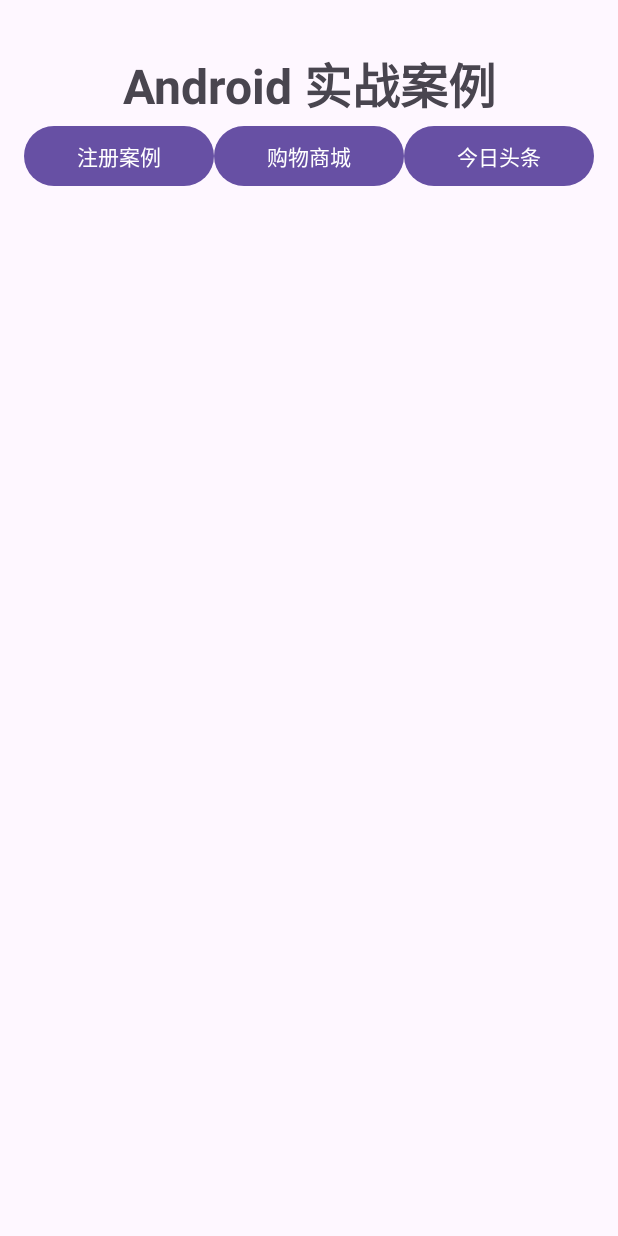
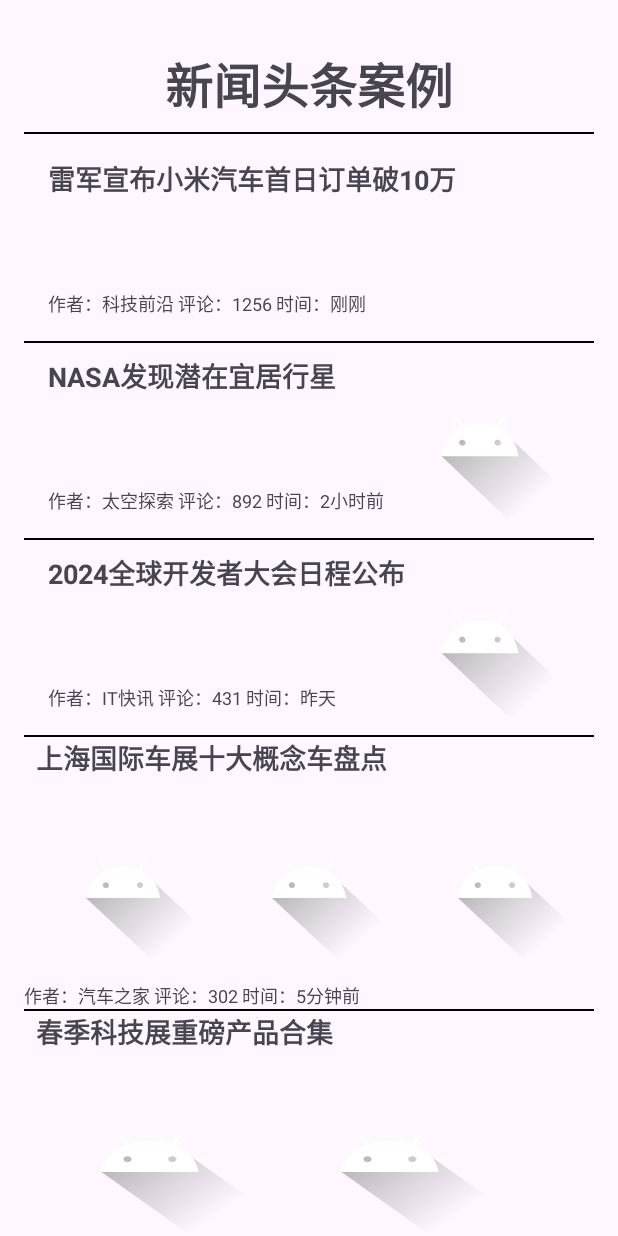
Before and after one commit to NOOB-P/Android_learning, an Android app: the screen it shows after launch (MainActivity before the commit, News after it), after a tap on "今日头条", on a phone screen of 412 x 824 dp. Run offline under Robolectric (Android 15) with nearby library versions, the phone set to English and light mode, and no system bars.

Commit message:
完成新闻展示案例（recyclerview的使用）

```diff
--- a/app/build.gradle.kts
+++ b/app/build.gradle.kts
@@ -57,5 +57,7 @@ dependencies {
     androidTestImplementation(platform(libs.compose.bom))
     androidTestImplementation(libs.ui.test.junit4)
     debugImplementation(libs.ui.tooling)
-    debugImplementation(libs.ui.test.manifest)
+    debugImplementation(libs.ui.test.manifest)   // 可选，如有 Material 组件需求
+    implementation("androidx.appcompat:appcompat:1.6.1")
+    implementation("androidx.recyclerview:recyclerview:1.3.2")
 }
--- a/app/src/main/AndroidManifest.xml
+++ b/app/src/main/AndroidManifest.xml
@@ -12,6 +12,9 @@
         android:supportsRtl="true"
         android:theme="@style/Theme.Android_leraning"
         tools:targetApi="31">
+        <activity
+            android:name=".News"
+            android:exported="false" />
         <activity
             android:name=".shop"
             android:exported="false" />
--- a/app/src/main/java/com/example/android_leraning/MainActivity.java
+++ b/app/src/main/java/com/example/android_leraning/MainActivity.java
@@ -37,7 +37,8 @@ public class MainActivity extends AppCompatActivity implements View.OnClickListe
             Intent intent = new Intent(this, shop.class);
             startActivity(intent);
         }else if(view.getId() == R.id.Btn_news){
-
+            Intent intent = new Intent(this, News.class);
+            startActivity(intent);
         }
     }
 }
--- /dev/null
+++ b/app/src/main/java/com/example/android_leraning/News.java
@@ -0,0 +1,182 @@
+package com.example.android_leraning;
+
+import android.annotation.SuppressLint;
+import android.content.Context;
+import android.os.Bundle;
+import android.util.Log;
+import android.view.LayoutInflater;
+import android.view.ViewGroup;
+import android.widget.ImageView;
+
+import androidx.annotation.NonNull;
+import androidx.appcompat.app.AppCompatActivity;
+import androidx.recyclerview.widget.LinearLayoutManager;
+import androidx.recyclerview.widget.RecyclerView;
+
+import com.example.android_leraning.databinding.ActivityNewsBinding;
+import com.example.android_leraning.databinding.NewItem1Binding;
+import com.example.android_leraning.databinding.NewItem2Binding;
+
+import java.util.ArrayList;
+import java.util.Arrays;
+import java.util.List;
+
+public class News extends AppCompatActivity {
+    class NewBean{
+        public String title; //标题
+        public String time; //时间
+        public int comment; //评论数
+        public String name; //用户名
+        public int type; //类型
+        public List<Integer> imgList; //图片列表
+        public NewBean(String title, String time, int comment, String name, int type,  List<Integer> imgList){
+            this.comment = comment;
+            this.imgList = imgList;
+            this.title = title;
+            this.time  = time;
+            this.name = name;
+            this.type = type;
+        }
+    }
+    ActivityNewsBinding binding;
+
+    @Override
+    protected void onCreate(Bundle savedInstanceState) {
+        super.onCreate(savedInstanceState);
+        binding = ActivityNewsBinding.inflate(getLayoutInflater());
+        setContentView(binding.getRoot());
+        List<NewBean> newsList = new ArrayList<>();
+
+        // 单图新闻 (type=1)
+        newsList.add(new NewBean("雷军宣布小米汽车首日订单破10万", "刚刚", 1256,
+                "科技前沿", 1, Arrays.asList()));
+
+        newsList.add(new NewBean("NASA发现潜在宜居行星", "2小时前", 892,
+                "太空探索", 1, Arrays.asList(R.drawable.ic_launcher_foreground)));
+
+        newsList.add(new NewBean("2024全球开发者大会日程公布", "昨天", 431,
+                "IT快讯", 1, Arrays.asList(R.drawable.ic_launcher_foreground)));
+
+        // 多图新闻 (type=2)
+        newsList.add(new NewBean("上海国际车展十大概念车盘点", "5分钟前", 302,
+                "汽车之家", 2, Arrays.asList(
+                R.drawable.ic_launcher_foreground,
+                R.drawable.ic_launcher_foreground,
+                R.drawable.ic_launcher_foreground)));
+
+        newsList.add(new NewBean("春季科技展重磅产品合集", "3小时前", 567,
+                "极客公园", 2, Arrays.asList(
+                R.drawable.ic_launcher_foreground,
+                R.drawable.ic_launcher_foreground)));
+
+        newsList.add(new NewBean("世界地球日公益宣传活动", "1天前", 178,
+                "环保在线", 2, Arrays.asList(
+                R.drawable.ic_launcher_foreground,
+                R.drawable.ic_launcher_foreground,
+                R.drawable.ic_launcher_foreground)));
+
+        // 更多混合数据...
+        newsList.add(new NewBean("人工智能伦理指南白皮书发布", "今天", 211,
+                "AI研究院", 1, Arrays.asList(R.drawable.ic_launcher_foreground)));
+
+        newsList.add(new NewBean("马拉松比赛精彩瞬间集锦", "4小时前", 89,
+                "体育周刊", 2, Arrays.asList(
+                R.drawable.ic_launcher_foreground,
+                R.drawable.ic_launcher_foreground,
+                R.drawable.ic_launcher_foreground)));
+
+        newsList.add(new NewBean("新研究发现咖啡可延长寿命", "昨天", 653,
+                "健康生活", 1, Arrays.asList(R.drawable.ic_launcher_foreground)));
+
+        newsList.add(new NewBean("五一假期旅游热门目的地", "30分钟前", 422,
+                "旅行家", 2, Arrays.asList(
+                R.drawable.ic_launcher_foreground,
+                R.drawable.ic_launcher_foreground,
+                R.drawable.ic_launcher_foreground)));
+
+        NewsAdapter newsAdapter = new NewsAdapter(this, newsList);
+        binding.recyclerNews.setLayoutManager(new LinearLayoutManager(this));
+        binding.recyclerNews.setAdapter(newsAdapter);
+    }
+
+    class NewsAdapter extends RecyclerView.Adapter<RecyclerView.ViewHolder> {
+        private List<NewBean> NewsList;
+        private Context context;
+        public NewsAdapter(Context context, List<NewBean> list){
+            this.context = context;
+            this.NewsList = list;
+        }
+        @NonNull
+        @Override
+        public RecyclerView.ViewHolder onCreateViewHolder(@NonNull ViewGroup parent, int viewType) {
+            LayoutInflater inflater = LayoutInflater.from(parent.getContext());
+            if(viewType == 1){
+                NewItem1Binding binding1 = NewItem1Binding.inflate(inflater, parent, false);
+                return new MyViewHolder1(binding1);
+            }else if(viewType == 2){
+                NewItem2Binding binding2 = NewItem2Binding.inflate(inflater, parent, false);
+                return new MyViewHolder2(binding2);
+            }else{
+                return null;
+            }
+        }
+
+        @Override
+        public void onBindViewHolder(@NonNull RecyclerView.ViewHolder holder, int position) {
+            NewBean item = NewsList.get(position);
+            if(item.type == 1){
+                ((MyViewHolder1)holder).bind(item);
+            }else if(item.type == 2){
+                ((MyViewHolder2)holder).bind(item);
+            }else{
+                Log.e("mieye", "Adapter:错误item");
+            }
+        }
+
+        @Override
+        public int getItemCount() {
+            return NewsList.size();
+        }
+
+        @Override
+        public int getItemViewType(int i){
+            return NewsList.get(i).type;
+        }
+
+        class MyViewHolder1 extends RecyclerView.ViewHolder{
+            NewItem1Binding binding;
+            public MyViewHolder1(@NonNull NewItem1Binding binding) {
+                super(binding.getRoot());
+                this.binding = binding;
+            }
+
+            @SuppressLint("SetTextI18n")
+            public void bind(NewBean item){
+                binding.txtNewsTitle.setText(item.title);
+                binding.txtNewsUser.setText("作者：" + item.name + " 评论：" + item.comment + " 时间：" + item.time);
+                if(item.imgList != null && !item.imgList.isEmpty()){
+                    binding.imageView.setBackgroundResource(item.imgList.get(0));
+                }
+
+            }
+        }
+
+        class MyViewHolder2 extends RecyclerView.ViewHolder{
+            NewItem2Binding binding;
+            public MyViewHolder2(@NonNull NewItem2Binding binding) {
+                super(binding.getRoot());
+                this.binding = binding;
+            }
+
+            @SuppressLint("SetTextI18n")
+            public void bind(NewBean item){
+                binding.txtNewsTitle.setText(item.title);
+                binding.txtNewsUser.setText("作者：" + item.name + " 评论：" + item.comment + " 时间：" + item.time);
+                ImageView[] viewlist = {binding.imageView1, binding.imageView2, binding.imageView3};
+                for(int i = 0; i < item.imgList.size();i++){
+                    viewlist[i].setBackgroundResource(item.imgList.get(i));
+                }
+            }
+        }
+    }
+}
--- a/app/src/main/java/com/example/android_leraning/shop.java
+++ b/app/src/main/java/com/example/android_leraning/shop.java
@@ -3,9 +3,12 @@ package com.example.android_leraning;
 import android.annotation.SuppressLint;
 import android.content.Context;
 import android.os.Bundle;
+import android.util.Log;
 import android.view.View;
 import android.view.ViewGroup;
+import android.widget.AdapterView;
 import android.widget.BaseAdapter;
+import android.widget.Toast;
 
 import androidx.activity.EdgeToEdge;
 import androidx.appcompat.app.AppCompatActivity;
@@ -56,12 +59,16 @@ public class shop extends AppCompatActivity {
         public View getView(int i, View view, ViewGroup viewGroup) {
             ShopItemBinding binding;
             if(view == null){
-                binding = ShopItemBinding.inflate(getLayoutInflater());
+                binding = ShopItemBinding.inflate(getLayoutInflater(), viewGroup, false);
                 view = binding.getRoot();
                 view.setTag(binding);
             }else{
                 binding = (ShopItemBinding) view.getTag();
             }
+
+            view.setOnClickListener(v -> {
+                Log.d("mieye", "item:" + name[i]);
+            });
 
             binding.txtShopName.setText(name[i]);
             binding.txtShopPrice.setText(price[i]);
--- /dev/null
+++ b/app/src/main/res/layout/activity_news.xml
@@ -0,0 +1,35 @@
+<?xml version="1.0" encoding="utf-8"?>
+<androidx.constraintlayout.widget.ConstraintLayout xmlns:android="http://schemas.android.com/apk/res/android"
+    xmlns:app="http://schemas.android.com/apk/res-auto"
+    xmlns:tools="http://schemas.android.com/tools"
+    android:layout_width="match_parent"
+    android:layout_height="match_parent"
+    tools:context=".shop">
+
+    <LinearLayout
+        android:layout_width="match_parent"
+        android:layout_height="match_parent"
+        android:layout_marginHorizontal="16dp"
+        android:orientation="vertical">
+
+        <TextView
+            android:layout_width="match_parent"
+            android:layout_height="wrap_content"
+            android:textSize="32sp"
+            android:textStyle="bold"
+            android:gravity="center"
+            android:layout_marginTop="32dp"
+            android:text="新闻头条案例" />
+        <View
+            android:layout_marginTop="8dp"
+            style="@style/hline"
+            />
+
+        <androidx.recyclerview.widget.RecyclerView
+            android:id="@+id/recycler_news"
+            android:layout_marginTop="8dp"
+            android:layout_width="match_parent"
+            android:layout_height="match_parent"/>
+    </LinearLayout>
+
+</androidx.constraintlayout.widget.ConstraintLayout>
--- /dev/null
+++ b/app/src/main/res/layout/new_item1.xml
@@ -0,0 +1,42 @@
+<?xml version="1.0" encoding="utf-8"?>
+<LinearLayout xmlns:android="http://schemas.android.com/apk/res/android"
+    xmlns:app="http://schemas.android.com/apk/res-auto"
+    xmlns:tools="http://schemas.android.com/tools"
+    android:layout_width="match_parent"
+    android:layout_height="wrap_content"
+    android:orientation="vertical">
+    <RelativeLayout
+        android:layout_width="match_parent"
+        android:layout_height="130dp"
+        android:padding="8dp">
+
+        <TextView
+            android:id="@+id/txt_news_title"
+            android:layout_width="wrap_content"
+            android:layout_height="wrap_content"
+            android:layout_alignParentStart="true"
+            android:layout_marginStart="8dp"
+            android:textSize="18sp"
+            android:textStyle="bold"
+            android:text="Title" />
+        <TextView
+            android:id="@+id/txt_news_user"
+            android:layout_width="wrap_content"
+            android:layout_height="wrap_content"
+            android:layout_alignParentStart="true"
+            android:layout_alignParentBottom="true"
+            android:layout_marginStart="8dp"
+            android:layout_marginBottom="8dp"
+            android:textSize="12sp"
+            android:text="作者：新浪微博 评论：88 时间：刚刚" />
+
+        <ImageView
+            android:id="@+id/imageView"
+            android:layout_width="120dp"
+            android:layout_height="120dp"
+            android:layout_alignParentEnd="true"
+            android:layout_marginEnd="8dp"/>
+
+    </RelativeLayout>
+    <View style="@style/hline" />
+</LinearLayout>
--- /dev/null
+++ b/app/src/main/res/layout/new_item2.xml
@@ -0,0 +1,51 @@
+<?xml version="1.0" encoding="utf-8"?>
+<LinearLayout xmlns:android="http://schemas.android.com/apk/res/android"
+    xmlns:app="http://schemas.android.com/apk/res-auto"
+    xmlns:tools="http://schemas.android.com/tools"
+    android:layout_width="match_parent"
+    android:layout_height="wrap_content"
+    android:orientation="vertical">
+    <TextView
+        android:id="@+id/txt_news_title"
+        android:layout_width="match_parent"
+        android:layout_height="wrap_content"
+        android:layout_marginStart="8dp"
+        android:textSize="18sp"
+        android:textStyle="bold"
+        android:text="Title" />
+
+        <LinearLayout
+            android:id="@+id/linearLayout"
+            android:layout_width="match_parent"
+            android:layout_height="128dp"
+            android:layout_marginTop="8dp"
+            android:orientation="horizontal"
+            android:padding="8dp">
+
+            <ImageView
+                android:id="@+id/imageView1"
+                android:layout_width="wrap_content"
+                android:layout_height="wrap_content"
+                android:layout_weight="1" />
+
+            <ImageView
+                android:id="@+id/imageView2"
+                android:layout_width="wrap_content"
+                android:layout_height="wrap_content"
+                android:layout_marginHorizontal="8dp"
+                android:layout_weight="1" />
+
+            <ImageView
+                android:id="@+id/imageView3"
+                android:layout_width="wrap_content"
+                android:layout_height="wrap_content"
+                android:layout_weight="1"/>
+        </LinearLayout>
+        <TextView
+            android:id="@+id/txt_news_user"
+            android:layout_width="wrap_content"
+            android:layout_height="wrap_content"
+            android:text="作者：新浪微博 评论：88 时间：刚刚"
+            android:textSize="12sp" />
+    <View style="@style/hline"/>
+</LinearLayout>
```
